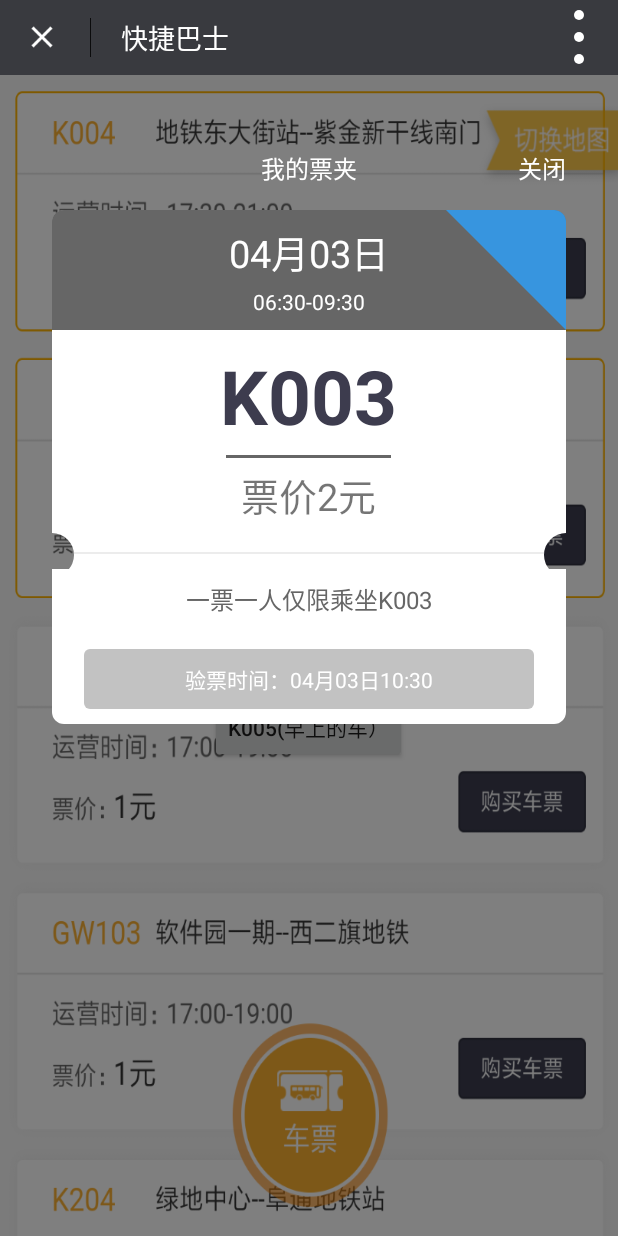
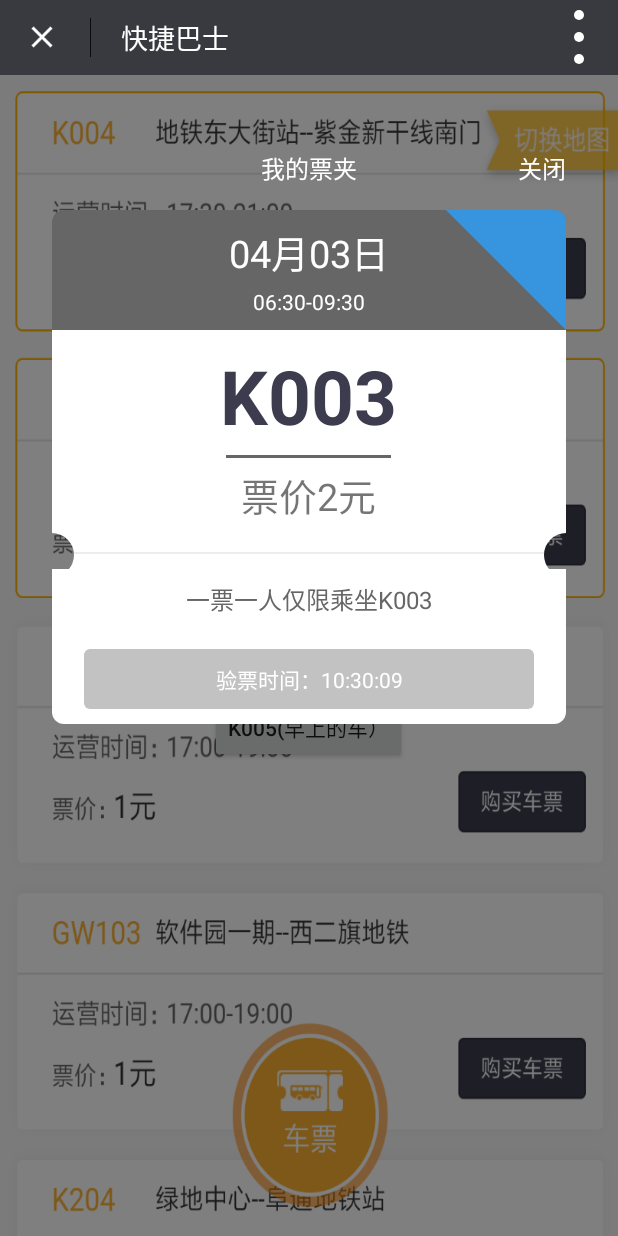
Before and after one commit to fanturbo/AreYouOk, an Android app: the HaluoWeChatActivity screen opened directly, with no data from a screen before it, after a tap on "K003(早上的车）", on a phone screen of 412 x 824 dp. Run offline under Robolectric (Android 15) with nearby library versions, the phone set to English and light mode, and no system bars; our stand-ins replace ButterKnife; libraries missing offline, so code that uses them is left out: com.zhy.autolayout; 6 statements that could not run were skipped.

Commit message:
修改显示时间

```diff
--- a/app/src/main/java/lock/war3/pub/areyouok/HaluoWeChatActivity.java
+++ b/app/src/main/java/lock/war3/pub/areyouok/HaluoWeChatActivity.java
@@ -110,7 +110,7 @@ public class HaluoWeChatActivity extends AppCompatActivity {
     public void setTicket(int i) {
         Calendar instance = Calendar.getInstance();
         SimpleDateFormat format = new SimpleDateFormat("MM月dd日");
-        SimpleDateFormat format2 = new SimpleDateFormat("验票时间：MM月dd日HH:mm");
+        SimpleDateFormat format2 = new SimpleDateFormat("验票时间：HH:mm:ss");
         shuttleTicketDate.setText(format.format(Calendar.getInstance().getTime()));
         int hourOfDay = Calendar.getInstance().get(Calendar.HOUR_OF_DAY);
         if (i == 0) {
```
